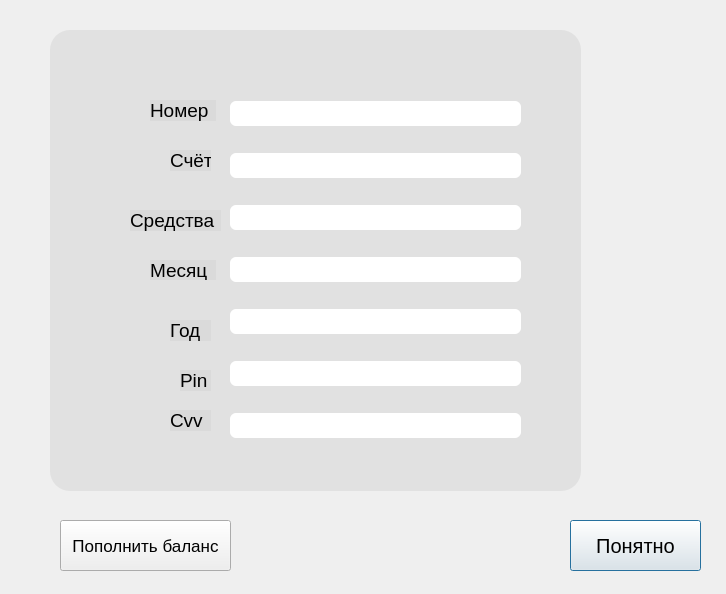
This is card_data_window.ui in KrisyukEgor/Banking_app as Qt 5 draws it before an edit. The edited form follows.
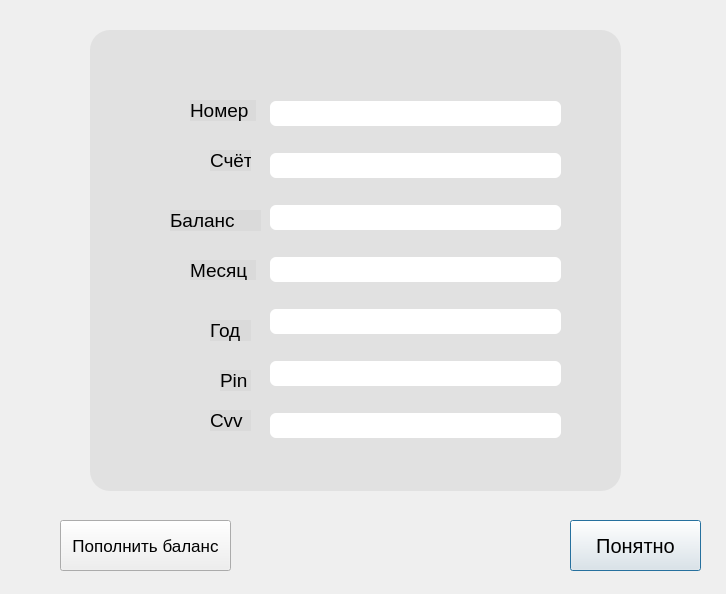
This is the edited form.

The edit to the form file:
```diff
--- a/card_data_window.ui
+++ b/card_data_window.ui
@@ -16,7 +16,7 @@
   <widget class="QFrame" name="frame">
    <property name="geometry">
     <rect>
-     <x>50</x>
+     <x>90</x>
      <y>30</y>
      <width>531</width>
      <height>461</height>
@@ -42,7 +42,7 @@
    <property name="frameShadow">
     <enum>QFrame::Raised</enum>
    </property>
-   <widget class="QWidget" name="">
+   <widget class="QWidget" name="layoutWidget">
     <property name="geometry">
      <rect>
       <x>180</x>
@@ -243,7 +243,7 @@
      </font>
     </property>
     <property name="text">
-     <string>Средства</string>
+     <string>Баланс</string>
     </property>
    </widget>
    <widget class="QLabel" name="label_7">
```
